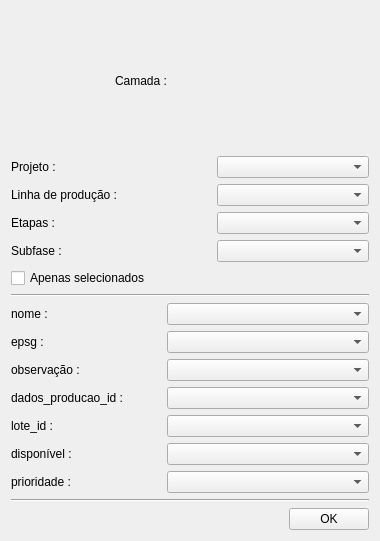
First picture: the form in uis/loadWorkUnit.ui, repository dsgoficial/SAP_Gerente, before the edit.
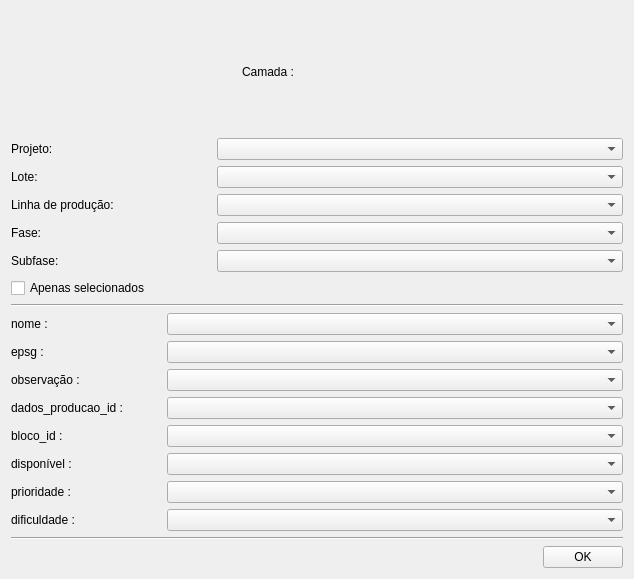
Second picture: the form after the edit.

What changed in the file:
```diff
--- a/uis/loadWorkUnit.ui
+++ b/uis/loadWorkUnit.ui
@@ -6,8 +6,8 @@
    <rect>
     <x>0</x>
     <y>0</y>
-    <width>380</width>
-    <height>541</height>
+    <width>634</width>
+    <height>579</height>
    </rect>
   </property>
   <property name="windowTitle">
@@ -66,7 +66,7 @@
         </size>
        </property>
        <property name="text">
-        <string>Projeto :</string>
+        <string>Projeto:</string>
        </property>
       </widget>
      </item>
@@ -75,7 +75,71 @@
      </item>
     </layout>
    </item>
-   <item row="2" column="0" colspan="2">
+   <item row="12" column="0" colspan="2">
+    <layout class="QHBoxLayout" name="horizontalLayout_5">
+     <item>
+      <widget class="QLabel" name="label_7">
+       <property name="sizePolicy">
+        <sizepolicy hsizetype="Fixed" vsizetype="Preferred">
+         <horstretch>0</horstretch>
+         <verstretch>0</verstretch>
+        </sizepolicy>
+       </property>
+       <property name="minimumSize">
+        <size>
+         <width>150</width>
+         <height>0</height>
+        </size>
+       </property>
+       <property name="maximumSize">
+        <size>
+         <width>150</width>
+         <height>16777215</height>
+        </size>
+       </property>
+       <property name="text">
+        <string>bloco_id :</string>
+       </property>
+      </widget>
+     </item>
+     <item>
+      <widget class="QComboBox" name="blockIdFieldCb"/>
+     </item>
+    </layout>
+   </item>
+   <item row="11" column="0" colspan="2">
+    <layout class="QHBoxLayout" name="horizontalLayout_4">
+     <item>
+      <widget class="QLabel" name="label_6">
+       <property name="sizePolicy">
+        <sizepolicy hsizetype="Fixed" vsizetype="Preferred">
+         <horstretch>0</horstretch>
+         <verstretch>0</verstretch>
+        </sizepolicy>
+       </property>
+       <property name="minimumSize">
+        <size>
+         <width>150</width>
+         <height>0</height>
+        </size>
+       </property>
+       <property name="maximumSize">
+        <size>
+         <width>150</width>
+         <height>16777215</height>
+        </size>
+       </property>
+       <property name="text">
+        <string>dados_producao_id :</string>
+       </property>
+      </widget>
+     </item>
+     <item>
+      <widget class="QComboBox" name="dataIdFieldCb"/>
+     </item>
+    </layout>
+   </item>
+   <item row="3" column="0" colspan="2">
     <layout class="QHBoxLayout" name="horizontalLayout_10">
      <item>
       <widget class="QLabel" name="label_11">
@@ -98,7 +162,7 @@
         </size>
        </property>
        <property name="text">
-        <string>Linha de produção :</string>
+        <string>Linha de produção:</string>
        </property>
       </widget>
      </item>
@@ -107,85 +171,14 @@
      </item>
     </layout>
    </item>
-   <item row="3" column="0" colspan="2">
-    <layout class="QHBoxLayout" name="horizontalLayout_6">
-     <item>
-      <widget class="QLabel" name="label_10">
-       <property name="sizePolicy">
-        <sizepolicy hsizetype="Fixed" vsizetype="Preferred">
-         <horstretch>0</horstretch>
-         <verstretch>0</verstretch>
-        </sizepolicy>
-       </property>
-       <property name="minimumSize">
-        <size>
-         <width>200</width>
-         <height>0</height>
-        </size>
-       </property>
-       <property name="maximumSize">
-        <size>
-         <width>200</width>
-         <height>16777215</height>
-        </size>
-       </property>
-       <property name="text">
-        <string>Etapas :</string>
-       </property>
-      </widget>
-     </item>
-     <item>
-      <widget class="QComboBox" name="stepsCb"/>
-     </item>
-    </layout>
-   </item>
-   <item row="4" column="0" colspan="2">
-    <layout class="QHBoxLayout" name="horizontalLayout_11">
-     <item>
-      <widget class="QLabel" name="label_12">
-       <property name="sizePolicy">
-        <sizepolicy hsizetype="Fixed" vsizetype="Preferred">
-         <horstretch>0</horstretch>
-         <verstretch>0</verstretch>
-        </sizepolicy>
-       </property>
-       <property name="minimumSize">
-        <size>
-         <width>200</width>
-         <height>0</height>
-        </size>
-       </property>
-       <property name="maximumSize">
-        <size>
-         <width>200</width>
-         <height>16777215</height>
-        </size>
-       </property>
-       <property name="text">
-        <string>Subfase :</string>
-       </property>
-      </widget>
-     </item>
-     <item>
-      <widget class="QComboBox" name="subphasesCb"/>
-     </item>
-    </layout>
-   </item>
-   <item row="5" column="0">
-    <widget class="QCheckBox" name="onlySelectedCkb">
+   <item row="17" column="1">
+    <widget class="QPushButton" name="okBtn">
      <property name="text">
-      <string>Apenas selecionados</string>
+      <string>OK</string>
      </property>
     </widget>
    </item>
-   <item row="6" column="0" colspan="2">
-    <widget class="Line" name="line">
-     <property name="orientation">
-      <enum>Qt::Horizontal</enum>
-     </property>
-    </widget>
-   </item>
-   <item row="7" column="0" colspan="2">
+   <item row="8" column="0" colspan="2">
     <layout class="QHBoxLayout" name="horizontalLayout">
      <item>
       <widget class="QLabel" name="label_3">
@@ -217,7 +210,46 @@
      </item>
     </layout>
    </item>
-   <item row="8" column="0" colspan="2">
+   <item row="4" column="0" colspan="2">
+    <layout class="QHBoxLayout" name="horizontalLayout_6">
+     <item>
+      <widget class="QLabel" name="label_10">
+       <property name="sizePolicy">
+        <sizepolicy hsizetype="Fixed" vsizetype="Preferred">
+         <horstretch>0</horstretch>
+         <verstretch>0</verstretch>
+        </sizepolicy>
+       </property>
+       <property name="minimumSize">
+        <size>
+         <width>200</width>
+         <height>0</height>
+        </size>
+       </property>
+       <property name="maximumSize">
+        <size>
+         <width>200</width>
+         <height>16777215</height>
+        </size>
+       </property>
+       <property name="text">
+        <string>Fase:</string>
+       </property>
+      </widget>
+     </item>
+     <item>
+      <widget class="QComboBox" name="phasesCb"/>
+     </item>
+    </layout>
+   </item>
+   <item row="7" column="0" colspan="2">
+    <widget class="Line" name="line">
+     <property name="orientation">
+      <enum>Qt::Horizontal</enum>
+     </property>
+    </widget>
+   </item>
+   <item row="9" column="0" colspan="2">
     <layout class="QHBoxLayout" name="horizontalLayout_2">
      <item>
       <widget class="QLabel" name="label_4">
@@ -249,7 +281,7 @@
      </item>
     </layout>
    </item>
-   <item row="9" column="0" colspan="2">
+   <item row="10" column="0" colspan="2">
     <layout class="QHBoxLayout" name="horizontalLayout_3">
      <item>
       <widget class="QLabel" name="label_5">
@@ -281,10 +313,10 @@
      </item>
     </layout>
    </item>
-   <item row="10" column="0" colspan="2">
-    <layout class="QHBoxLayout" name="horizontalLayout_4">
+   <item row="2" column="0" colspan="2">
+    <layout class="QHBoxLayout" name="horizontalLayout_12">
      <item>
-      <widget class="QLabel" name="label_6">
+      <widget class="QLabel" name="label_13">
        <property name="sizePolicy">
         <sizepolicy hsizetype="Fixed" vsizetype="Preferred">
          <horstretch>0</horstretch>
@@ -293,30 +325,37 @@
        </property>
        <property name="minimumSize">
         <size>
-         <width>150</width>
+         <width>200</width>
          <height>0</height>
         </size>
        </property>
        <property name="maximumSize">
         <size>
-         <width>150</width>
+         <width>200</width>
          <height>16777215</height>
         </size>
        </property>
        <property name="text">
-        <string>dados_producao_id :</string>
+        <string>Lote:</string>
        </property>
       </widget>
      </item>
      <item>
-      <widget class="QComboBox" name="dataIdFieldCb"/>
+      <widget class="QComboBox" name="lotsCb"/>
      </item>
     </layout>
    </item>
-   <item row="11" column="0" colspan="2">
-    <layout class="QHBoxLayout" name="horizontalLayout_5">
+   <item row="6" column="0">
+    <widget class="QCheckBox" name="onlySelectedCkb">
+     <property name="text">
+      <string>Apenas selecionados</string>
+     </property>
+    </widget>
+   </item>
+   <item row="5" column="0" colspan="2">
+    <layout class="QHBoxLayout" name="horizontalLayout_11">
      <item>
-      <widget class="QLabel" name="label_7">
+      <widget class="QLabel" name="label_12">
        <property name="sizePolicy">
         <sizepolicy hsizetype="Fixed" vsizetype="Preferred">
          <horstretch>0</horstretch>
@@ -325,27 +364,27 @@
        </property>
        <property name="minimumSize">
         <size>
-         <width>150</width>
+         <width>200</width>
          <height>0</height>
         </size>
        </property>
        <property name="maximumSize">
         <size>
-         <width>150</width>
+         <width>200</width>
          <height>16777215</height>
         </size>
        </property>
        <property name="text">
-        <string>lote_id :</string>
+        <string>Subfase:</string>
        </property>
       </widget>
      </item>
      <item>
-      <widget class="QComboBox" name="lotIdFieldCb"/>
+      <widget class="QComboBox" name="subphasesCb"/>
      </item>
     </layout>
    </item>
-   <item row="12" column="0" colspan="2">
+   <item row="13" column="0" colspan="2">
     <layout class="QHBoxLayout" name="horizontalLayout_7">
      <item>
       <widget class="QLabel" name="label_8">
@@ -377,7 +416,7 @@
      </item>
     </layout>
    </item>
-   <item row="13" column="0" colspan="2">
+   <item row="14" column="0" colspan="2">
     <layout class="QHBoxLayout" name="horizontalLayout_8">
      <item>
       <widget class="QLabel" name="label_9">
@@ -409,14 +448,14 @@
      </item>
     </layout>
    </item>
-   <item row="14" column="0" colspan="2">
+   <item row="16" column="0" colspan="2">
     <widget class="Line" name="line_2">
      <property name="orientation">
       <enum>Qt::Horizontal</enum>
      </property>
     </widget>
    </item>
-   <item row="15" column="0">
+   <item row="17" column="0">
     <spacer name="horizontalSpacer">
      <property name="orientation">
       <enum>Qt::Horizontal</enum>
@@ -429,12 +468,37 @@
      </property>
     </spacer>
    </item>
-   <item row="15" column="1">
-    <widget class="QPushButton" name="okBtn">
-     <property name="text">
-      <string>OK</string>
-     </property>
-    </widget>
+   <item row="15" column="0" colspan="2">
+    <layout class="QHBoxLayout" name="horizontalLayout_14">
+     <item>
+      <widget class="QLabel" name="label_15">
+       <property name="sizePolicy">
+        <sizepolicy hsizetype="Fixed" vsizetype="Preferred">
+         <horstretch>0</horstretch>
+         <verstretch>0</verstretch>
+        </sizepolicy>
+       </property>
+       <property name="minimumSize">
+        <size>
+         <width>150</width>
+         <height>0</height>
+        </size>
+       </property>
+       <property name="maximumSize">
+        <size>
+         <width>150</width>
+         <height>16777215</height>
+        </size>
+       </property>
+       <property name="text">
+        <string>dificuldade :</string>
+       </property>
+      </widget>
+     </item>
+     <item>
+      <widget class="QComboBox" name="difficultyCb"/>
+     </item>
+    </layout>
    </item>
   </layout>
  </widget>
```
